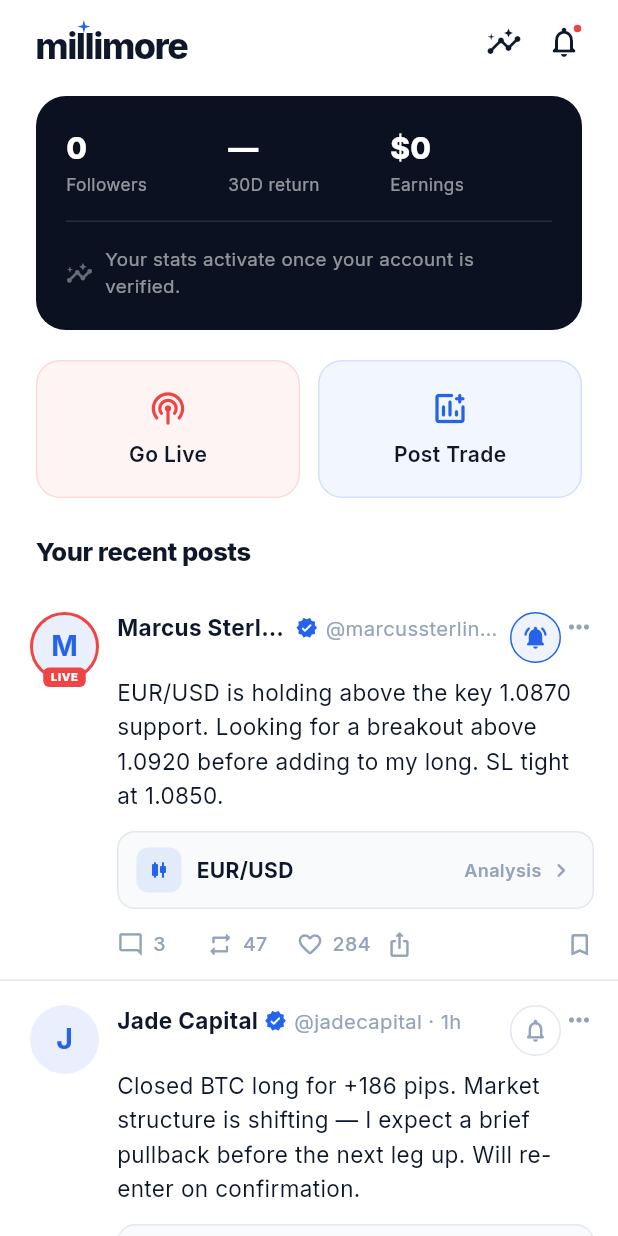
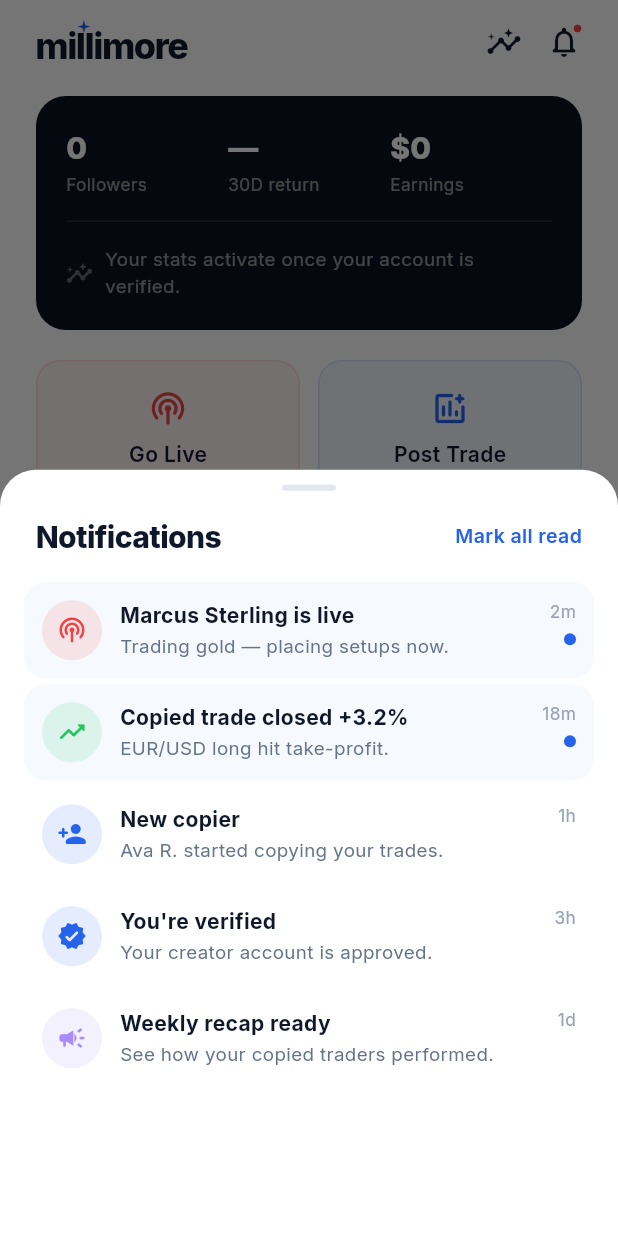
Before and after one commit to shazerlone/tv_license_app, a Flutter app: the CreatorHome widget shown alone on an empty page, opened directly, after a tap on the "notifications none" icon, on a phone screen of 412 x 824 dp. Run offline on Flutter 3.47's test engine with Material 3 defaults, Android fonts, the phone set to English and light mode, and no system bars; our stand-ins replace camera, google_fonts; missing offline and left inert: dart:html; accounts and stored records are empty.

Commit message:
UI polish: wire dead handlers, add notifications sheet, fix trade history cards
- Home: search & 'See all' jump to Discover, bell opens a real Notifications
  sheet (creator insights icon -> Trades/analytics).
- TradeCard history: replace non-functional Copy/Oppose buttons with an
  open/closed status + relative-time footer so records read as complete.
- Login: Apple/Google/Forgot-password now give 'coming soon' feedback instead
  of silently doing nothing.

Co-Authored-By: Claude Opus 4.8 <noreply@anthropic.com>
Claude-Session: https://claude.ai/code/session_01KSLhgA3su6KMHBKNL29uhB

```diff
--- a/lib/screens/home_screen.dart
+++ b/lib/screens/home_screen.dart
@@ -26,6 +26,8 @@ class HomeScreen extends StatefulWidget {
 
 class _HomeScreenState extends State<HomeScreen> {
   int _navIndex = 0;
+
+  void goToTab(int i) => setState(() => _navIndex = i);
 
   @override
   Widget build(BuildContext context) {
@@ -103,8 +105,13 @@ class FollowerHome extends StatelessWidget {
           titleSpacing: 24,
           title: const MillimoreLogo(size: 24),
           actions: [
-            _AppBarIcon(icon: Icons.search_rounded, onTap: () {}),
-            _AppBarIcon(icon: Icons.notifications_none_rounded, onTap: () {}, dot: true),
+            _AppBarIcon(
+                icon: Icons.search_rounded,
+                onTap: () => context.findAncestorStateOfType<_HomeScreenState>()?.goToTab(1)),
+            _AppBarIcon(
+                icon: Icons.notifications_none_rounded,
+                onTap: () => showNotificationsSheet(context),
+                dot: true),
             const SizedBox(width: 16),
           ],
         ),
@@ -136,7 +143,10 @@ class FollowerHome extends StatelessWidget {
           const SliverToBoxAdapter(child: SizedBox(height: 20)),
         ],
         // Top creators to copy
-        SliverToBoxAdapter(child: _SectionHeader(title: 'Top creators to copy', onSeeAll: () {})),
+        SliverToBoxAdapter(
+            child: _SectionHeader(
+                title: 'Top creators to copy',
+                onSeeAll: () => context.findAncestorStateOfType<_HomeScreenState>()?.goToTab(1))),
         SliverToBoxAdapter(
           child: SizedBox(
             height: 176,
@@ -313,8 +323,13 @@ class CreatorHome extends StatelessWidget {
           titleSpacing: 24,
           title: const MillimoreLogo(size: 24),
           actions: [
-            _AppBarIcon(icon: Icons.insights_rounded, onTap: () {}),
-            _AppBarIcon(icon: Icons.notifications_none_rounded, onTap: () {}, dot: true),
+            _AppBarIcon(
+                icon: Icons.insights_rounded,
+                onTap: () => context.findAncestorStateOfType<_HomeScreenState>()?.goToTab(3)),
+            _AppBarIcon(
+                icon: Icons.notifications_none_rounded,
+                onTap: () => showNotificationsSheet(context),
+                dot: true),
             const SizedBox(width: 16),
           ],
         ),
@@ -579,6 +594,118 @@ class _CreatorMiniCard extends StatelessWidget {
   }
 }
 
+// ── Notifications ───────────────────────────────────────────────────────────
+
+class _Notif {
+  final IconData icon;
+  final Color color;
+  final String title;
+  final String body;
+  final String time;
+  final bool unread;
+  const _Notif(this.icon, this.color, this.title, this.body, this.time, {this.unread = false});
+}
+
+void showNotificationsSheet(BuildContext context) {
+  final items = <_Notif>[
+    _Notif(Icons.podcasts_rounded, AppColors.red, 'Marcus Sterling is live',
+        'Trading gold — placing setups now.', '2m', unread: true),
+    _Notif(Icons.trending_up_rounded, AppColors.green, 'Copied trade closed +3.2%',
+        'EUR/USD long hit take-profit.', '18m', unread: true),
+    _Notif(Icons.person_add_rounded, AppColors.primary, 'New copier',
+        'Ava R. started copying your trades.', '1h'),
+    _Notif(Icons.verified_rounded, AppColors.primary, 'You\'re verified',
+        'Your creator account is approved.', '3h'),
+    _Notif(Icons.campaign_rounded, AppColors.purple, 'Weekly recap ready',
+        'See how your copied traders performed.', '1d'),
+  ];
+  showModalBottomSheet(
+    context: context,
+    backgroundColor: AppColors.background,
+    isScrollControlled: true,
+    shape: const RoundedRectangleBorder(borderRadius: BorderRadius.vertical(top: Radius.circular(24))),
+    builder: (_) => DraggableScrollableSheet(
+      initialChildSize: 0.62,
+      minChildSize: 0.4,
+      maxChildSize: 0.92,
+      expand: false,
+      builder: (context, controller) => Column(
+        children: [
+          const SizedBox(height: 10),
+          Container(width: 36, height: 4, decoration: BoxDecoration(color: AppColors.border, borderRadius: BorderRadius.circular(2))),
+          Padding(
+            padding: const EdgeInsets.fromLTRB(24, 16, 24, 12),
+            child: Row(
+              children: [
+                Text('Notifications', style: GoogleFonts.inter(fontSize: 20, fontWeight: FontWeight.w800, color: AppColors.textPrimary, letterSpacing: -0.4)),
+                const Spacer(),
+                Text('Mark all read', style: GoogleFonts.inter(fontSize: 13, fontWeight: FontWeight.w600, color: AppColors.primary)),
+              ],
+            ),
+          ),
+          Expanded(
+            child: ListView.separated(
+              controller: controller,
+              padding: const EdgeInsets.fromLTRB(16, 4, 16, 24),
+              itemCount: items.length,
+              separatorBuilder: (_, __) => const SizedBox(height: 4),
+              itemBuilder: (_, i) => _NotifRow(items[i]),
+            ),
+          ),
+        ],
+      ),
+    ),
+  );
+}
+
+class _NotifRow extends StatelessWidget {
+  final _Notif n;
+  const _NotifRow(this.n);
+
+  @override
+  Widget build(BuildContext context) {
+    return Container(
+      padding: const EdgeInsets.all(12),
+      decoration: BoxDecoration(
+        color: n.unread ? AppColors.primary.withOpacity(0.04) : Colors.transparent,
+        borderRadius: BorderRadius.circular(14),
+      ),
+      child: Row(
+        crossAxisAlignment: CrossAxisAlignment.start,
+        children: [
+          Container(
+            width: 40, height: 40,
+            decoration: BoxDecoration(color: n.color.withOpacity(0.12), shape: BoxShape.circle),
+            child: Icon(n.icon, color: n.color, size: 20),
+          ),
+          const SizedBox(width: 12),
+          Expanded(
+            child: Column(
+              crossAxisAlignment: CrossAxisAlignment.start,
+              children: [
+                Text(n.title, style: GoogleFonts.inter(fontSize: 14, fontWeight: FontWeight.w700, color: AppColors.textPrimary)),
+                const SizedBox(height: 2),
+                Text(n.body, style: GoogleFonts.inter(fontSize: 12.5, color: AppColors.textSecondary, height: 1.35)),
+              ],
+            ),
+          ),
+          const SizedBox(width: 8),
+          Column(
+            crossAxisAlignment: CrossAxisAlignment.end,
+            children: [
+              Text(n.time, style: GoogleFonts.inter(fontSize: 11.5, color: AppColors.textMuted)),
+              if (n.unread) ...[
+                const SizedBox(height: 6),
+                Container(width: 8, height: 8, decoration: const BoxDecoration(color: AppColors.primary, shape: BoxShape.circle)),
+              ],
+            ],
+          ),
+        ],
+      ),
+    );
+  }
+}
+
 class _LiveTraderAvatar extends StatelessWidget {
   final Trader trader;
   final VoidCallback onTap;
```
Also changed, not shown: lib/screens/login_screen.dart (+9 -3 lines), lib/widgets/trade_card.dart (+23 -21 lines).
